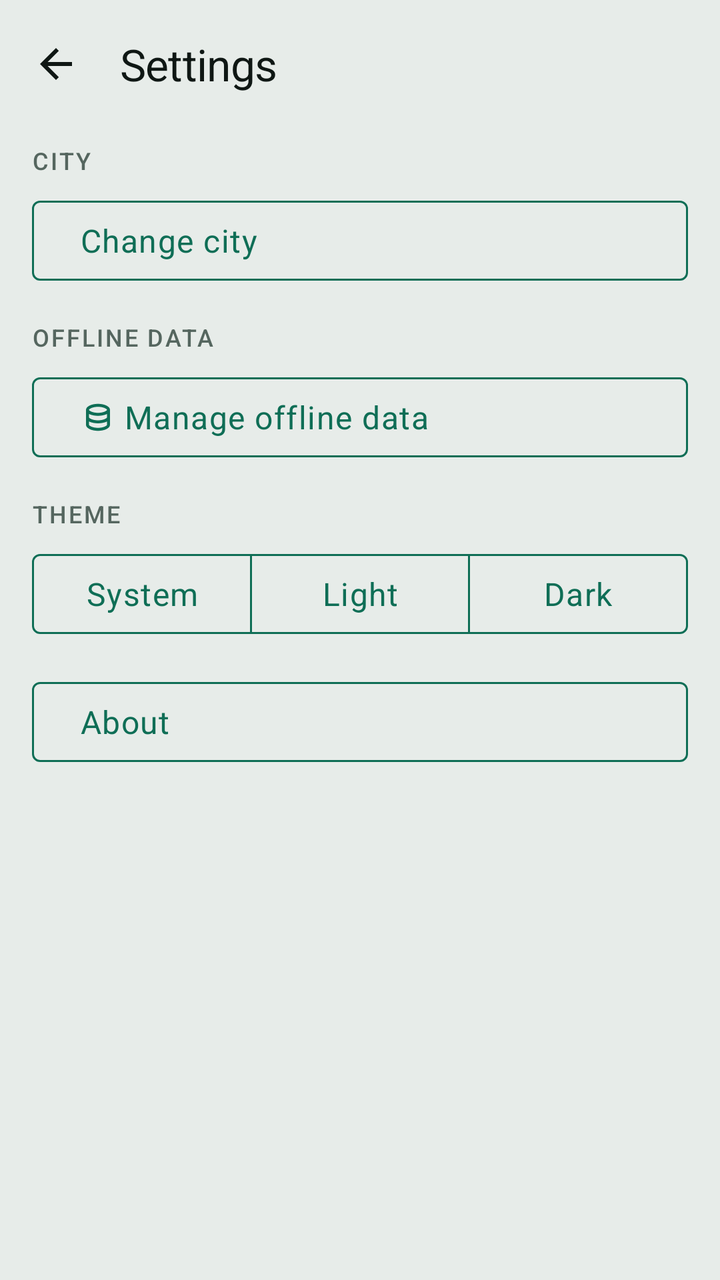
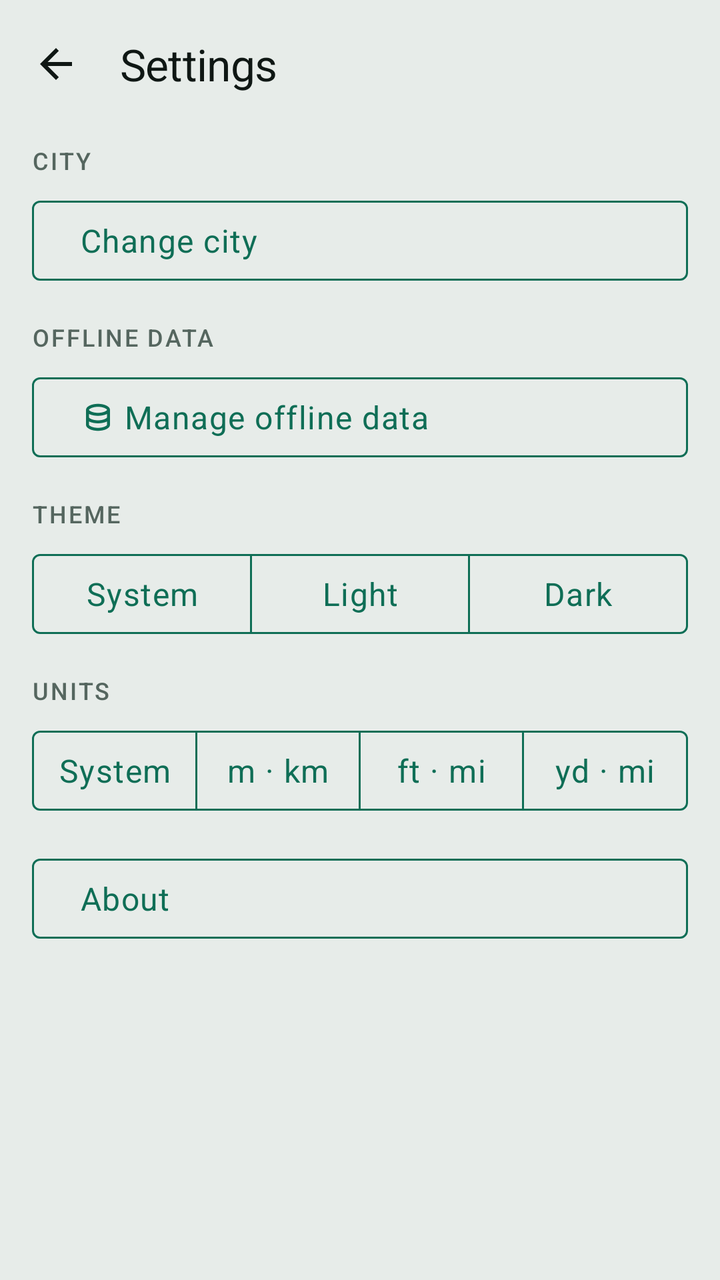

Screens rendered from an Android XML layout before and after an edit, with the pre-edit source and the edit as a unified diff.
<!-- AndroidManifest.xml: application theme Theme.RoueLibre -->
<!-- res/layout/fragment_settings.xml -->
<?xml version="1.0" encoding="utf-8"?>
<androidx.constraintlayout.widget.ConstraintLayout
    xmlns:android="http://schemas.android.com/apk/res/android"
    xmlns:app="http://schemas.android.com/apk/res-auto"
    android:layout_width="match_parent"
    android:layout_height="match_parent"
    android:fitsSystemWindows="true">

    <com.google.android.material.appbar.MaterialToolbar
        android:id="@+id/toolbar"
        android:layout_width="0dp"
        android:layout_height="wrap_content"
        app:layout_constraintEnd_toEndOf="parent"
        app:layout_constraintStart_toStartOf="parent"
        app:layout_constraintTop_toTopOf="parent"
        app:navigationIcon="@drawable/ic_back"
        app:title="@string/settings_title"
        app:titleTextAppearance="@style/TextAppearance.RoueLibre.Title" />

    <androidx.core.widget.NestedScrollView
        android:layout_width="0dp"
        android:layout_height="0dp"
        app:layout_constraintBottom_toBottomOf="parent"
        app:layout_constraintEnd_toEndOf="parent"
        app:layout_constraintStart_toStartOf="parent"
        app:layout_constraintTop_toBottomOf="@id/toolbar">

        <LinearLayout
            android:layout_width="match_parent"
            android:layout_height="wrap_content"
            android:orientation="vertical"
            android:paddingStart="@dimen/space_l"
            android:paddingTop="@dimen/space_s"
            android:paddingEnd="@dimen/space_l"
            android:paddingBottom="@dimen/space_xxl">

            
            <TextView
                android:layout_width="match_parent"
                android:layout_height="wrap_content"
                android:text="@string/city_title"
                android:textAppearance="@style/TextAppearance.RoueLibre.Label" />

            <com.google.android.material.button.MaterialButton
                android:id="@+id/open_city"
                style="@style/Widget.RoueLibre.Toggle"
                android:layout_width="match_parent"
                android:layout_height="wrap_content"
                android:minHeight="@dimen/touch_target_min"
                android:layout_marginTop="@dimen/space_s"
                android:gravity="start|center_vertical"
                android:text="@string/city_open" />

            
            <TextView
                android:layout_width="match_parent"
                android:layout_height="wrap_content"
                android:layout_marginTop="@dimen/space_l"
                android:text="@string/settings_data_title"
                android:textAppearance="@style/TextAppearance.RoueLibre.Label" />

            <com.google.android.material.button.MaterialButton
                android:id="@+id/open_storage"
                style="@style/Widget.RoueLibre.Toggle"
                android:layout_width="match_parent"
                android:layout_height="wrap_content"
                android:minHeight="@dimen/touch_target_min"
                android:layout_marginTop="@dimen/space_s"
                android:gravity="start|center_vertical"
                android:text="@string/storage_open"
                app:icon="@drawable/ic_storage" />

            
            <TextView
                android:layout_width="match_parent"
                android:layout_height="wrap_content"
                android:layout_marginTop="@dimen/space_l"
                android:text="@string/settings_theme_title"
                android:textAppearance="@style/TextAppearance.RoueLibre.Label" />

            <com.google.android.material.button.MaterialButtonToggleGroup
                android:id="@+id/theme"
                android:layout_width="match_parent"
                android:layout_height="wrap_content"
                android:layout_marginTop="@dimen/space_s"
                app:selectionRequired="true"
                app:singleSelection="true">

                <com.google.android.material.button.MaterialButton
                    android:id="@+id/theme_system"
                    style="@style/Widget.RoueLibre.Toggle"
                    android:layout_width="0dp"
                    android:layout_height="match_parent"
                    android:minHeight="@dimen/touch_target_min"
                    android:layout_weight="1"
                    android:text="@string/settings_theme_system" />

                <com.google.android.material.button.MaterialButton
                    android:id="@+id/theme_light"
                    style="@style/Widget.RoueLibre.Toggle"
                    android:layout_width="0dp"
                    android:layout_height="match_parent"
                    android:minHeight="@dimen/touch_target_min"
                    android:layout_weight="1"
                    android:text="@string/settings_theme_light" />

                <com.google.android.material.button.MaterialButton
                    android:id="@+id/theme_dark"
                    style="@style/Widget.RoueLibre.Toggle"
                    android:layout_width="0dp"
                    android:layout_height="match_parent"
                    android:minHeight="@dimen/touch_target_min"
                    android:layout_weight="1"
                    android:text="@string/settings_theme_dark" />
            </com.google.android.material.button.MaterialButtonToggleGroup>

            <com.google.android.material.button.MaterialButton
                android:id="@+id/open_about"
                style="@style/Widget.RoueLibre.Toggle"
                android:layout_width="match_parent"
                android:layout_height="wrap_content"
                android:minHeight="@dimen/touch_target_min"
                android:layout_marginTop="@dimen/space_l"
                android:gravity="start|center_vertical"
                android:text="@string/about_open" />
        </LinearLayout>
    </androidx.core.widget.NestedScrollView>

</androidx.constraintlayout.widget.ConstraintLayout>
<!-- resources referenced by this layout -->
<resources>
  <dimen name="space_l">16dp</dimen>
  <dimen name="space_s">8dp</dimen>
  <dimen name="space_xxl">32dp</dimen>
  <dimen name="touch_target_min">48dp</dimen>
  <string name="about_open">About</string>
  <string name="city_open">Change city</string>
  <string name="city_title">City</string>
  <string name="settings_data_title">Offline data</string>
  <string name="settings_theme_dark">Dark</string>
  <string name="settings_theme_light">Light</string>
  <string name="settings_theme_system">System</string>
  <string name="settings_theme_title">Theme</string>
  <string name="settings_title">Settings</string>
  <string name="storage_open">Manage offline data</string>
  <style name="TextAppearance.RoueLibre.Title" parent="TextAppearance.Material3.TitleLarge">
          <item name="android:fontFamily">@font/bricolage_semibold</item>
          <item name="android:textSize">@dimen/text_title</item>
          <item name="android:textColor">@color/ink</item>
          <item name="android:letterSpacing">-0.01</item>
      </style>
  <color name="ink">#0F1714</color>
  <dimen name="text_label">12sp</dimen>
  <color name="ink_soft">#55665F</color>
  <dimen name="text_title">22sp</dimen>
  <style name="TextAppearance.RoueLibre.Body" parent="TextAppearance.Material3.BodyLarge">
          <item name="android:fontFamily">@font/atkinson</item>
          <item name="android:textSize">@dimen/text_body</item>
          <item name="android:textColor">@color/ink</item>
      </style>
  <style name="ShapeAppearance.RoueLibre" parent="ShapeAppearance.Material3.Corner.None">
          <item name="cornerFamily">rounded</item>
          <item name="cornerSize">@dimen/radius</item>
      </style>
  <color name="signal">#0F6E56</color>
  <color name="surface">#F9FCFA</color>
  <color name="alert">#9C4A00</color>
  <color name="paper">#E7ECE9</color>
  <color name="outline">#C9D6CF</color>
  <color name="availability_low">#BCD6CC</color>
  <color name="surface_inverse">#0F1714</color>
  <color name="ink_inverse">#F9FCFA</color>
  <color name="signal_inverse">#3FB68F</color>
  <style name="TextAppearance.RoueLibre.Secondary" parent="TextAppearance.Material3.BodyMedium">
          <item name="android:fontFamily">@font/atkinson</item>
          <item name="android:textSize">@dimen/text_secondary</item>
          <item name="android:textColor">@color/ink_soft</item>
          <item name="android:fontFeatureSettings">tnum</item>
      </style>
  <style name="Widget.RoueLibre.Button" parent="Widget.Material3.Button">
          <item name="shapeAppearance">@style/ShapeAppearance.RoueLibre</item>
          <item name="android:textAppearance">@style/TextAppearance.RoueLibre.Body</item>
      </style>
  <style name="Widget.RoueLibre.Text" parent="Widget.MaterialComponents.TextView">
          <item name="android:justificationMode">inter_word</item>
          <item name="android:hyphenationFrequency">normal</item>
      </style>
  <dimen name="text_body">16sp</dimen>
  <dimen name="radius">4dp</dimen>
  <dimen name="text_secondary">14sp</dimen>
  <!-- unchanged entries left out for length: 5 -->
</resources>

<!-- the commit's change to res/layout/fragment_settings.xml (unified diff, before → after) -->
@@ -114,6 +114,84 @@
                     android:text="@string/settings_theme_dark" />
             </com.google.android.material.button.MaterialButtonToggleGroup>
 
+            
+            <TextView
+                android:layout_width="match_parent"
+                android:layout_height="wrap_content"
+                android:layout_marginTop="@dimen/space_l"
+                android:text="@string/settings_units_title"
+                android:textAppearance="@style/TextAppearance.RoueLibre.Label" />
+
+            <com.google.android.material.button.MaterialButtonToggleGroup
+                android:id="@+id/units"
+                android:layout_width="match_parent"
+                android:layout_height="wrap_content"
+                android:layout_marginTop="@dimen/space_s"
+                android:contentDescription="@string/settings_units_description"
+                app:selectionRequired="true"
+                app:singleSelection="true">
+
+                <com.google.android.material.button.MaterialButton
+                    android:id="@+id/units_system"
+                    style="@style/Widget.RoueLibre.Toggle"
+                    android:layout_width="0dp"
+                    android:layout_height="match_parent"
+                    android:layout_weight="1"
+                    android:contentDescription="@string/settings_units_system_description"
+                    android:insetLeft="0dp"
+                    android:insetRight="0dp"
+                    android:minHeight="@dimen/touch_target_min"
+                    android:minWidth="0dp"
+                    android:paddingStart="@dimen/space_xs"
+                    android:paddingEnd="@dimen/space_xs"
+                    android:text="@string/settings_units_system" />
+
+                <com.google.android.material.button.MaterialButton
+                    android:id="@+id/units_metric"
+                    style="@style/Widget.RoueLibre.Toggle"
+                    android:layout_width="0dp"
+                    android:layout_height="match_parent"
+                    android:layout_weight="1"
+                    android:contentDescription="@string/settings_units_metric_description"
+                    android:insetLeft="0dp"
+                    android:insetRight="0dp"
+                    android:minHeight="@dimen/touch_target_min"
+                    android:minWidth="0dp"
+                    android:paddingStart="@dimen/space_xs"
+                    android:paddingEnd="@dimen/space_xs"
+                    android:text="@string/settings_units_metric" />
+
+                <com.google.android.material.button.MaterialButton
+                    android:id="@+id/units_us"
+                    style="@style/Widget.RoueLibre.Toggle"
+                    android:layout_width="0dp"
+                    android:layout_height="match_parent"
+                    android:layout_weight="1"
+                    android:contentDescription="@string/settings_units_us_description"
+                    android:insetLeft="0dp"
+                    android:insetRight="0dp"
+                    android:minHeight="@dimen/touch_target_min"
+                    android:minWidth="0dp"
+                    android:paddingStart="@dimen/space_xs"
+                    android:paddingEnd="@dimen/space_xs"
+                    android:text="@string/settings_units_us" />
+
+                <com.google.android.material.button.MaterialButton
+                    android:id="@+id/units_uk"
+                    style="@style/Widget.RoueLibre.Toggle"
+                    android:layout_width="0dp"
+                    android:layout_height="match_parent"
+                    android:layout_weight="1"
+                    android:contentDescription="@string/settings_units_uk_description"
+                    android:insetLeft="0dp"
+                    android:insetRight="0dp"
+                    android:minHeight="@dimen/touch_target_min"
+                    android:minWidth="0dp"
+                    android:paddingStart="@dimen/space_xs"
+                    android:paddingEnd="@dimen/space_xs"
+                    android:text="@string/settings_units_uk" />
+            </com.google.android.material.button.MaterialButtonToggleGroup>
+
             <com.google.android.material.button.MaterialButton
                 android:id="@+id/open_about"
                 style="@style/Widget.RoueLibre.Toggle"
<!-- resource entries referenced after the edit -->
@@ -2,6 +2,7 @@
 <resources>
   <dimen name="space_l">16dp</dimen>
   <dimen name="space_s">8dp</dimen>
+  <dimen name="space_xs">4dp</dimen>
   <dimen name="space_xxl">32dp</dimen>
   <dimen name="touch_target_min">48dp</dimen>
   <string name="about_open">About</string>
@@ -13,6 +14,16 @@
   <string name="settings_theme_system">System</string>
   <string name="settings_theme_title">Theme</string>
   <string name="settings_title">Settings</string>
+  <string name="settings_units_description">Units used for distances</string>
+  <string name="settings_units_metric">m · km</string>
+  <string name="settings_units_metric_description">Metres and kilometres</string>
+  <string name="settings_units_system">System</string>
+  <string name="settings_units_system_description">Follow the region the device is set to</string>
+  <string name="settings_units_title">Units</string>
+  <string name="settings_units_uk">yd · mi</string>
+  <string name="settings_units_uk_description">Yards and miles</string>
+  <string name="settings_units_us">ft · mi</string>
+  <string name="settings_units_us_description">Feet and miles</string>
   <string name="storage_open">Manage offline data</string>
   <style name="TextAppearance.RoueLibre.Title" parent="TextAppearance.Material3.TitleLarge">
           <item name="android:fontFamily">@font/bricolage_semibold</item>
